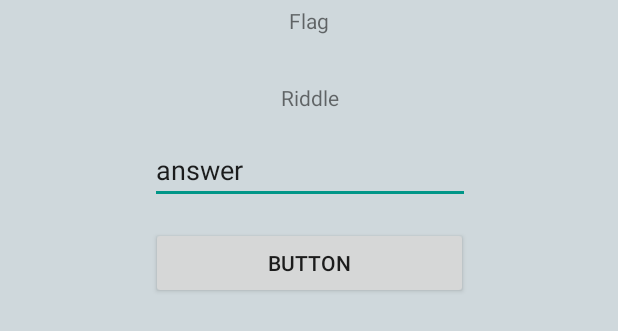
After one commit to FireWeasel/RiddleTheFlag, an Android app: the layout dialog_marker.xml on its own in the app's theme, with its tools: preview values and no code run, on a phone screen of 412 x 824 dp. The commit adds this screen. Shown: the top 331 px of the screen. Run offline under Robolectric (Android 15) with nearby library versions, the phone set to English and light mode, and no system bars.

Commit message:
Adding initial pop-up window for markers

```diff
--- a/app/src/main/java/com/example/marinac/riddletheflag/Drawer.java
+++ b/app/src/main/java/com/example/marinac/riddletheflag/Drawer.java
@@ -13,6 +13,7 @@ import android.os.Bundle;
 import android.support.design.widget.FloatingActionButton;
 import android.support.design.widget.Snackbar;
 import android.support.v4.app.ActivityCompat;
+import android.support.v7.app.AlertDialog;
 import android.util.Log;
 import android.view.View;
 import android.support.design.widget.NavigationView;
@@ -23,7 +24,10 @@ import android.support.v7.app.AppCompatActivity;
 import android.support.v7.widget.Toolbar;
 import android.view.Menu;
 import android.view.MenuItem;
+import android.widget.Button;
+import android.widget.EditText;
 import android.widget.TextView;
+import android.widget.Toast;
 
 import com.google.android.gms.common.api.GoogleApiClient;
 import com.google.android.gms.maps.GoogleMap;
@@ -117,6 +121,31 @@ public class Drawer extends AppCompatActivity
                 mMap.animateCamera(CameraUpdateFactory.newCameraPosition(cameraPosition));
 
             }
+            mMap.setOnMarkerClickListener(new GoogleMap.OnMarkerClickListener() {
+                @Override
+                public boolean onMarkerClick(Marker marker) {
+                    String riddleToSolve = marker.getSnippet();
+
+                    Toast.makeText(getApplicationContext(), "Test", Toast.LENGTH_LONG).show();
+                    AlertDialog.Builder mBuilder = new AlertDialog.Builder(Drawer.this);
+                    View mView = getLayoutInflater().inflate(R.layout.dialog_marker, null);
+                    EditText inputAnswer = (EditText)mView.findViewById(R.id.answerTb);
+                    TextView riddle = (TextView)mView.findViewById(R.id.riddleLabel);
+                    riddle.setText(riddleToSolve);
+                    Button solve = (Button)mView.findViewById(R.id.solveRiddle);
+
+                    solve.setOnClickListener(new View.OnClickListener() {
+                        @Override
+                        public void onClick(View view) {
+                            Toast.makeText(getApplicationContext(), "Test", Toast.LENGTH_LONG).show();
+                        }
+                    });
+                    mBuilder.setView(mView);
+                    AlertDialog dialog = mBuilder.create();
+                    dialog.show();
+                    return true;
+                }
+            });
         }
 
     }
@@ -231,7 +260,7 @@ public class Drawer extends AppCompatActivity
         myRef.addChildEventListener(new ChildEventListener() {
             @Override
             public void onChildAdded(DataSnapshot dataSnapshot, String s) {
-                mMap.setInfoWindowAdapter(new CustomInfoWindowAdapter(Drawer.this));
+                //mMap.setInfoWindowAdapter(new CustomInfoWindowAdapter(Drawer.this));
                 Double latitude = dataSnapshot.child("latitude").getValue(Double.class);
                 Double longtitude = dataSnapshot.child("longtitude").getValue(Double.class);
 //                String difficulty = dataSnapshot.child("difficulty").getValue(int.class);
--- /dev/null
+++ b/app/src/main/res/layout/dialog_marker.xml
@@ -0,0 +1,56 @@
+<?xml version="1.0" encoding="utf-8"?>
+<android.support.constraint.ConstraintLayout
+    xmlns:android="http://schemas.android.com/apk/res/android"
+    xmlns:app="http://schemas.android.com/apk/res-auto"
+    xmlns:tools="http://schemas.android.com/tools"
+    android:layout_width="match_parent"
+    android:layout_height="match_parent">
+
+    <TextView
+        android:id="@+id/textView"
+        android:layout_width="wrap_content"
+        android:layout_height="wrap_content"
+        android:layout_marginTop="4dp"
+        android:text="@string/titleFlagLabel"
+        app:layout_constraintLeft_toLeftOf="parent"
+        app:layout_constraintRight_toRightOf="parent"
+        app:layout_constraintTop_toTopOf="parent" />
+
+    <TextView
+        android:id="@+id/riddleLabel"
+        android:layout_width="wrap_content"
+        android:layout_height="wrap_content"
+        android:layout_marginTop="32dp"
+        android:text="@string/riddleLabel"
+        app:layout_constraintEnd_toEndOf="parent"
+        app:layout_constraintHorizontal_bias="0.501"
+        app:layout_constraintLeft_toLeftOf="parent"
+        app:layout_constraintRight_toRightOf="parent"
+        app:layout_constraintStart_toStartOf="parent"
+        app:layout_constraintTop_toBottomOf="@+id/textView" />
+
+    <EditText
+        android:id="@+id/answerTb"
+        android:layout_width="wrap_content"
+        android:layout_height="wrap_content"
+        android:layout_marginTop="16dp"
+        android:ems="10"
+        android:inputType="textPersonName"
+        android:text="@string/answer"
+        app:layout_constraintHorizontal_bias="0.502"
+        app:layout_constraintLeft_toLeftOf="parent"
+        app:layout_constraintRight_toRightOf="parent"
+        app:layout_constraintTop_toBottomOf="@+id/riddleLabel" />
+
+    <Button
+        android:id="@+id/solveRiddle"
+        android:layout_width="211dp"
+        android:layout_height="wrap_content"
+        android:layout_marginTop="8dp"
+        android:text="Button"
+        app:layout_constraintBottom_toBottomOf="parent"
+        app:layout_constraintLeft_toLeftOf="parent"
+        app:layout_constraintRight_toRightOf="parent"
+        app:layout_constraintTop_toBottomOf="@+id/answerTb"
+        app:layout_constraintVertical_bias="0.012" />
+</android.support.constraint.ConstraintLayout>
--- a/app/src/main/res/values/strings.xml
+++ b/app/src/main/res/values/strings.xml
@@ -108,4 +108,7 @@
     <string name="pref_ringtone_silent">Silent</string>
 
     <string name="pref_title_vibrate">Vibrate</string>
+    <string name="titleFlagLabel">Flag</string>
+    <string name="riddleLabel">Riddle</string>
+    <string name="answer">answer</string>
 </resources>
```
Also changed, not shown: 19 other files.
